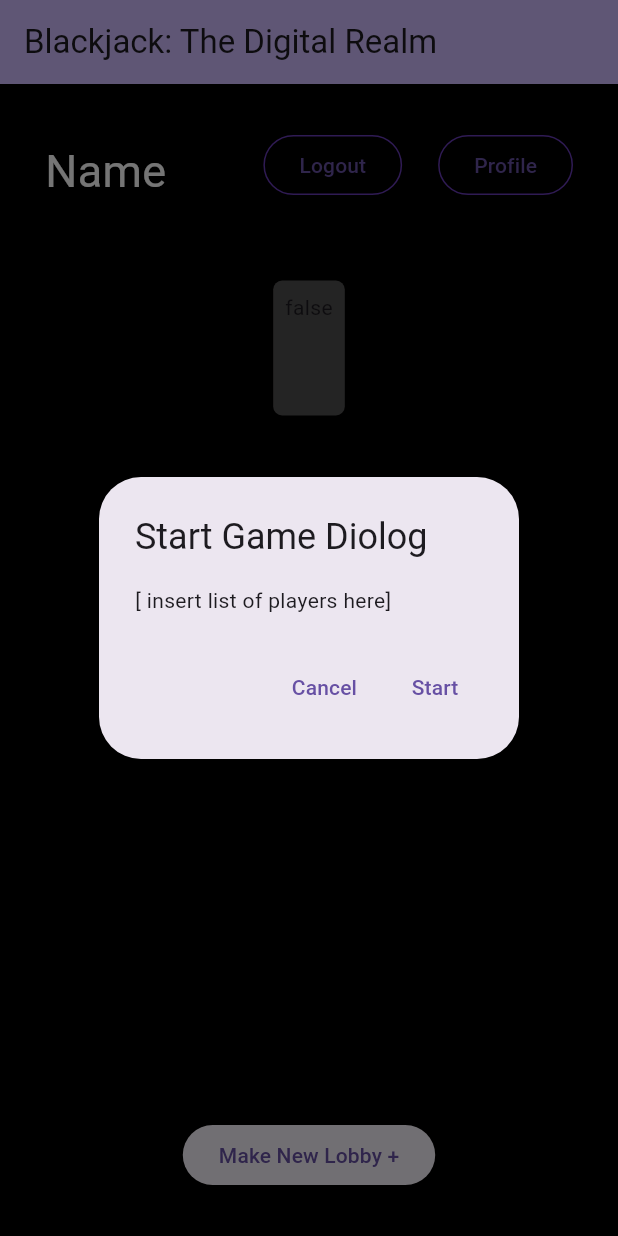
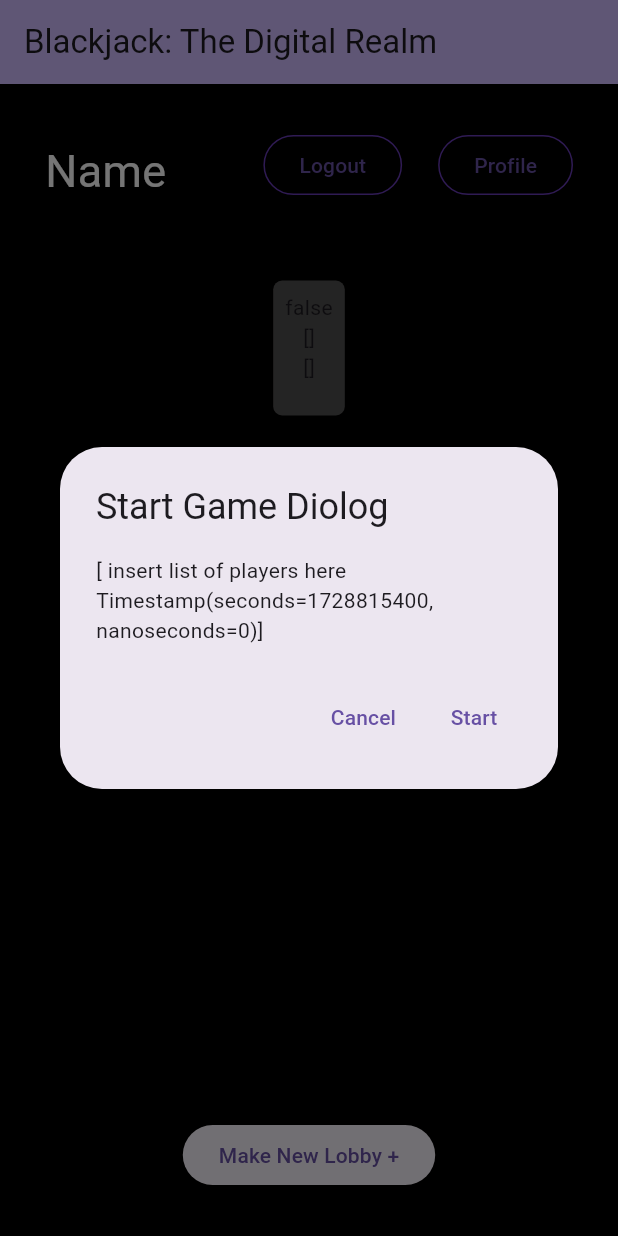
Before and after one commit to LeitMoth/blackjack-the-digital-realm, a Flutter app: the screen it shows once a user with an empty profile is signed in, after a tap on "Make New Lobby +", on a phone screen of 412 x 824 dp. Run offline on Flutter 3.47's test engine with Material 3 defaults, Android fonts, the phone set to English and light mode, and no system bars; our stand-ins replace cloud_firestore, firebase_auth, firebase_core, go_router, google_fonts; missing offline and left inert: firebase_ui_auth; accounts and stored records are empty.

Commit message:
uids, names, reference to current game

```diff
--- a/lib/app_state.dart
+++ b/lib/app_state.dart
@@ -21,6 +21,9 @@ class ApplicationState extends ChangeNotifier {
   StreamSubscription<QuerySnapshot>? _gameSubscription;
   List<GameState> _games = [];
   List<GameState> get games => _games;
+  DocumentReference? _currentGameRef;
+  GameState? _currentGame;
+  bool get started => _currentGame?.started ?? false;
 
   Future<void> init() async {
     await Firebase.initializeApp(
@@ -43,7 +46,19 @@ class ApplicationState extends ChangeNotifier {
           for (final document in snapshot.docs) {
             _games.add(GameState(
               started: document.data()['started'] as bool,
+              playerIds: (document.data()['playerIds'] as List<dynamic>)
+                  .map((x) => x as String)
+                  .toList(),
+              playerNames: (document.data()['playerNames'] as List<dynamic>)
+                  .map((x) => x as String)
+                  .toList(),
             ));
+
+            if (_currentGameRef != null) {
+              if (document.reference.id == _currentGameRef!.id) {
+                _currentGame = _games.last;
+              }
+            }
           }
           notifyListeners();
         });
@@ -52,6 +67,8 @@ class ApplicationState extends ChangeNotifier {
 
         _gameSubscription?.cancel();
         _games = [];
+        _currentGame = null;
+        _currentGameRef = null;
       }
       notifyListeners();
     });
@@ -67,7 +84,20 @@ class ApplicationState extends ChangeNotifier {
       'started': false,
       'playerNames': [FirebaseAuth.instance.currentUser!.displayName],
       'playerIds': [FirebaseAuth.instance.currentUser!.uid],
-    });
+    }).then((ref) => _currentGameRef = ref);
+  }
+
+  //https://stackoverflow.com/a/59020046
+  Future<void> startGame() {
+    if (!_loggedIn) {
+      throw Exception('Must be logged in');
+    }
+
+    if (_currentGameRef == null) {
+      throw Exception('Can\'t start game without making lobby');
+    }
+
+    return _currentGameRef!.update(<String, dynamic>{'started': true});
   }
 
   // Future<DocumentReference> joinLobby(String uid) {
--- a/lib/game_state.dart
+++ b/lib/game_state.dart
@@ -1,4 +1,9 @@
 class GameState {
-  GameState({required this.started});
+  GameState(
+      {required this.started,
+      required this.playerIds,
+      required this.playerNames});
   bool started;
+  List<String> playerIds;
+  List<String> playerNames;
 }
--- a/lib/home_page.dart
+++ b/lib/home_page.dart
@@ -1,3 +1,4 @@
+import 'package:cloud_firestore/cloud_firestore.dart';
 import 'package:firebase_auth/firebase_auth.dart' // new
     hide
         EmailAuthProvider,
@@ -76,7 +77,7 @@ class _HomePageState extends State<HomePage> {
                             ],
                           ),
                         ),
-                        for (GameState game in appState.games)
+                        for (GameState game in appState.games.where((g) => !g.started))
                           Container(
                               padding: const EdgeInsets.all(8.0),
                               height: 90,
@@ -86,8 +87,11 @@ class _HomePageState extends State<HomePage> {
                                 color: const Color.fromARGB(255, 79, 78, 78),
                                 borderRadius: BorderRadius.circular(6),
                               ),
-                            child: Text("${game.started}"),
-                          ),
+                              child: Column(children: [
+                                Text("${game.started}"),
+                                Text("${game.playerIds}"),
+                                Text("${game.playerNames}"),
+                              ])),
                       ],
                     ),
                   )),
@@ -126,7 +130,10 @@ class _HomePageState extends State<HomePage> {
   // Show when signed in (display functional d. box)
   void showLobbyDialog(BuildContext context) {
     //TODO(colin): Testing, remove later
-    Provider.of<ApplicationState>(context, listen: false).makeLobby();
+    var state = Provider.of<ApplicationState>(context, listen: false);
+    state.makeLobby();
+
+    var time = Timestamp.now();
 
     showDialog(
       context: context,
@@ -134,7 +141,7 @@ class _HomePageState extends State<HomePage> {
         return AlertDialog(
           title: const Text('Start Game Diolog'),
           //change this to be the list of players in lobby
-          content: const Text('[ insert list of players here]'),
+          content: Text('[ insert list of players here $time]'),
           actions: <Widget>[
             TextButton(
               onPressed: () {
@@ -145,6 +152,7 @@ class _HomePageState extends State<HomePage> {
             ),
             TextButton(
               onPressed: () {
+                state.startGame();
                 //Closes screen when clicked (change this later)
                 Navigator.of(context).pop();
               },
```
Lines whose indentation alone changed are shown as unchanged.
